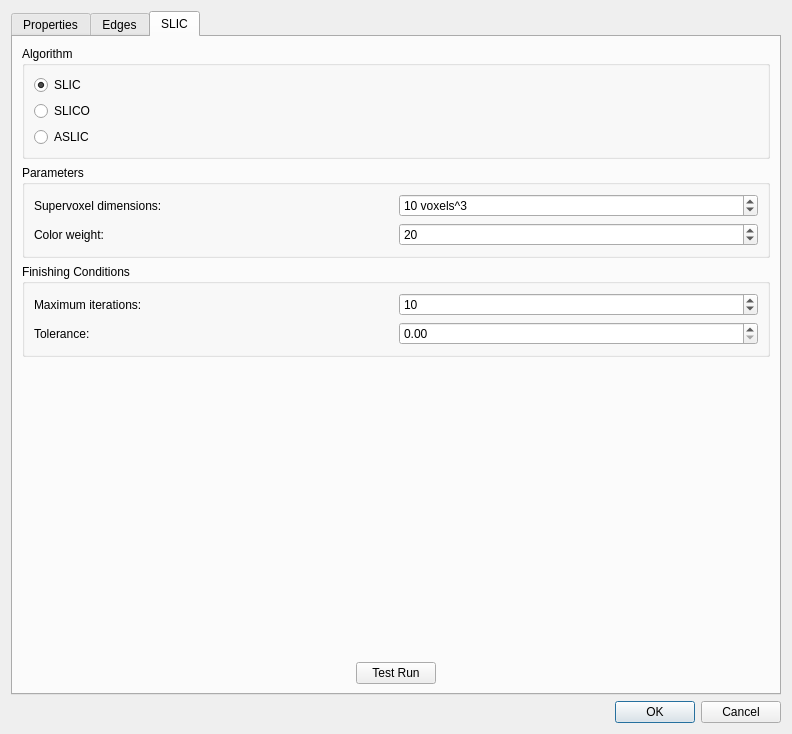
This is App/Dialogs/StackInspector/StackInspector.ui in FelixdelasPozas/EspINA as Qt 5 draws it before an edit. The edited form follows.
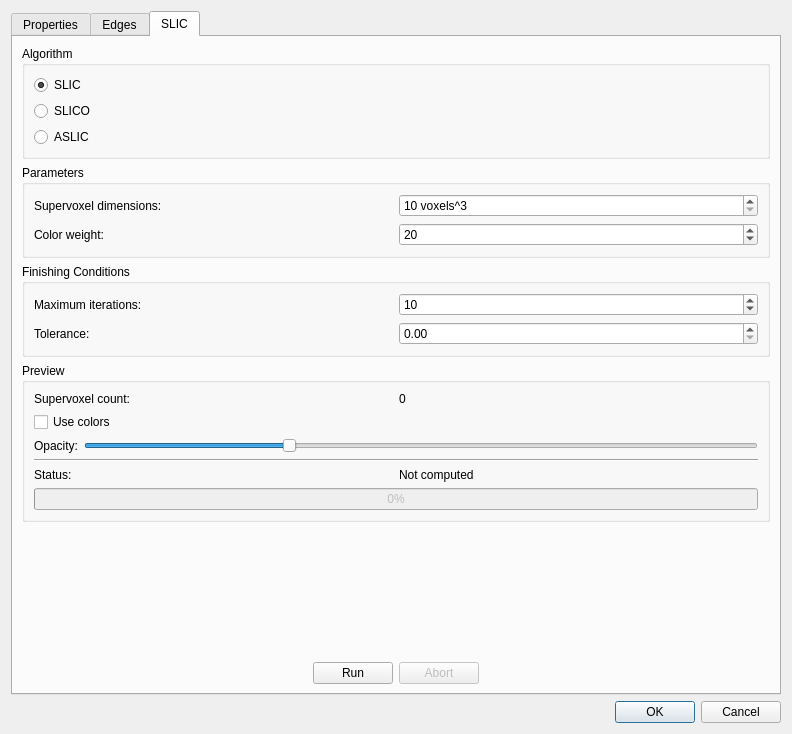
This is the edited form. Icons and pictures are not drawn.

```diff
--- a/App/Dialogs/StackInspector/StackInspector.ui
+++ b/App/Dialogs/StackInspector/StackInspector.ui
@@ -852,10 +852,10 @@
                    <string/>
                   </property>
                   <property name="minimum">
-                   <number>4</number>
+                   <number>10</number>
                   </property>
                   <property name="maximum">
-                   <number>500</number>
+                   <number>254</number>
                   </property>
                   <property name="value">
                    <number>10</number>
@@ -951,6 +951,115 @@
              </layout>
             </widget>
            </item>
+           <item>
+            <widget class="QGroupBox" name="previewInfoBox">
+             <property name="title">
+              <string>Preview</string>
+             </property>
+             <layout class="QVBoxLayout" name="verticalLayout_17">
+              <item>
+               <layout class="QHBoxLayout" name="horizontalLayout_22">
+                <item>
+                 <widget class="QLabel" name="label_13">
+                  <property name="text">
+                   <string>Supervoxel count:</string>
+                  </property>
+                 </widget>
+                </item>
+                <item>
+                 <widget class="QLabel" name="slicPreviewSVCountLabel">
+                  <property name="text">
+                   <string>0</string>
+                  </property>
+                 </widget>
+                </item>
+               </layout>
+              </item>
+              <item>
+               <layout class="QHBoxLayout" name="horizontalLayout_24">
+                <item>
+                 <widget class="QCheckBox" name="slicPreviewColorsCheck">
+                  <property name="text">
+                   <string>Use colors</string>
+                  </property>
+                 </widget>
+                </item>
+               </layout>
+              </item>
+              <item>
+               <layout class="QHBoxLayout" name="horizontalLayout_25">
+                <item>
+                 <widget class="QLabel" name="label_12">
+                  <property name="text">
+                   <string>Opacity:</string>
+                  </property>
+                 </widget>
+                </item>
+                <item>
+                 <widget class="QSlider" name="slicPreviewOpacitySlider">
+                  <property name="maximum">
+                   <number>100</number>
+                  </property>
+                  <property name="value">
+                   <number>30</number>
+                  </property>
+                  <property name="orientation">
+                   <enum>Qt::Horizontal</enum>
+                  </property>
+                 </widget>
+                </item>
+               </layout>
+              </item>
+              <item>
+               <widget class="Line" name="line_2">
+                <property name="orientation">
+                 <enum>Qt::Horizontal</enum>
+                </property>
+               </widget>
+              </item>
+              <item>
+               <layout class="QHBoxLayout" name="horizontalLayout_23">
+                <item>
+                 <widget class="QLabel" name="label_14">
+                  <property name="text">
+                   <string>Status:</string>
+                  </property>
+                 </widget>
+                </item>
+                <item>
+                 <widget class="QLabel" name="slicPreviewStatusLabel">
+                  <property name="text">
+                   <string>Not computed</string>
+                  </property>
+                 </widget>
+                </item>
+               </layout>
+              </item>
+              <item>
+               <widget class="QProgressBar" name="slicProgressBar">
+                <property name="enabled">
+                 <bool>false</bool>
+                </property>
+                <property name="value">
+                 <number>0</number>
+                </property>
+                <property name="orientation">
+                 <enum>Qt::Horizontal</enum>
+                </property>
+                <property name="invertedAppearance">
+                 <bool>false</bool>
+                </property>
+                <property name="format">
+                 <string>%p%</string>
+                </property>
+               </widget>
+              </item>
+             </layout>
+            </widget>
+           </item>
+           <item>
+            <layout class="QVBoxLayout" name="p"/>
+           </item>
            <item>
             <spacer name="verticalSpacer_9">
              <property name="orientation">
@@ -1035,11 +1144,28 @@
               </spacer>
              </item>
              <item>
-              <widget class="QPushButton" name="testRunSlic">
-               <property name="text">
-                <string>Test Run</string>
-               </property>
-              </widget>
+              <layout class="QHBoxLayout" name="horizontalLayout_21">
+               <item>
+                <widget class="QPushButton" name="slicRunButton">
+                 <property name="text">
+                  <string>Run</string>
+                 </property>
+                </widget>
+               </item>
+               <item>
+                <widget class="QPushButton" name="slicAbortButton">
+                 <property name="enabled">
+                  <bool>false</bool>
+                 </property>
+                 <property name="text">
+                  <string>Abort</string>
+                 </property>
+                 <property name="checkable">
+                  <bool>false</bool>
+                 </property>
+                </widget>
+               </item>
+              </layout>
              </item>
              <item>
               <spacer name="horizontalSpacer_5">
```
